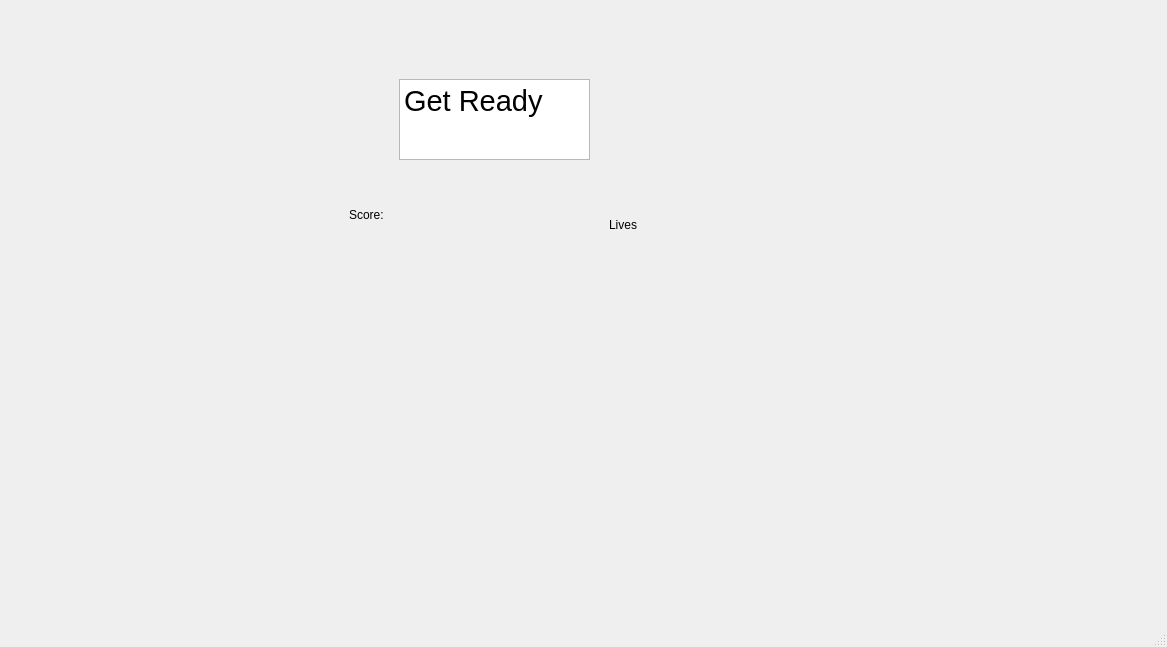
Qt form game.ui (PaulStratton56/GraulioWare) before a commit.
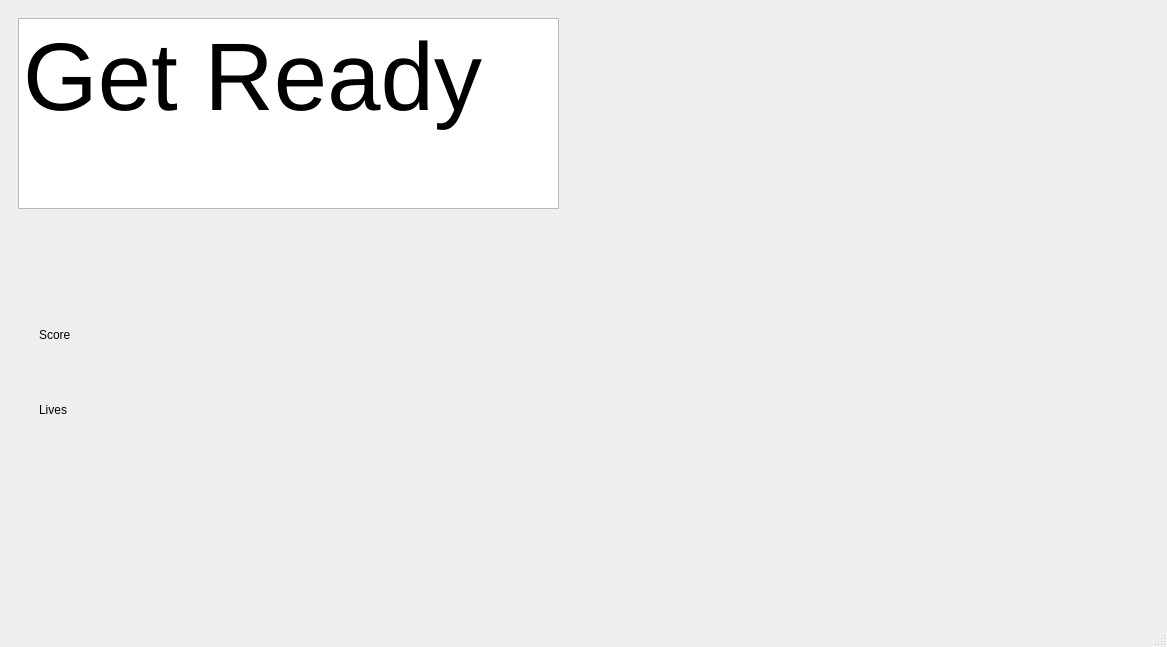
The same form after that commit. The open tabs and pages were chosen to show the change.

```diff
--- a/game.ui
+++ b/game.ui
@@ -36,52 +36,52 @@
        </layout>
       </widget>
       <widget class="QWidget" name="GameNav">
-       <widget class="QTextEdit" name="textEdit_3">
-        <property name="geometry">
-         <rect>
-          <x>390</x>
-          <y>70</y>
-          <width>191</width>
-          <height>81</height>
-         </rect>
-        </property>
-        <property name="html">
-         <string>&lt;!DOCTYPE HTML PUBLIC &quot;-//W3C//DTD HTML 4.0//EN&quot; &quot;http://www.w3.org/TR/REC-html40/strict.dtd&quot;&gt;
-&lt;html&gt;&lt;head&gt;&lt;meta name=&quot;qrichtext&quot; content=&quot;1&quot; /&gt;&lt;meta charset=&quot;utf-8&quot; /&gt;&lt;style type=&quot;text/css&quot;&gt;
-p, li { white-space: pre-wrap; }
-hr { height: 1px; border-width: 0; }
-li.unchecked::marker { content: &quot;\2610&quot;; }
-li.checked::marker { content: &quot;\2612&quot;; }
-&lt;/style&gt;&lt;/head&gt;&lt;body style=&quot; font-family:'Segoe UI'; font-size:9pt; font-weight:400; font-style:normal;&quot;&gt;
-&lt;p style=&quot; margin-top:0px; margin-bottom:0px; margin-left:0px; margin-right:0px; -qt-block-indent:0; text-indent:0px;&quot;&gt;&lt;span style=&quot; font-size:22pt;&quot;&gt;Get Ready&lt;/span&gt;&lt;/p&gt;&lt;/body&gt;&lt;/html&gt;</string>
-        </property>
-       </widget>
        <widget class="QLabel" name="Score">
         <property name="geometry">
          <rect>
-          <x>340</x>
-          <y>170</y>
-          <width>181</width>
-          <height>71</height>
+          <x>30</x>
+          <y>300</y>
+          <width>111</width>
+          <height>51</height>
          </rect>
         </property>
         <property name="text">
-         <string>Score:</string>
+         <string>Score</string>
         </property>
        </widget>
        <widget class="QLabel" name="Lives">
         <property name="geometry">
          <rect>
-          <x>600</x>
-          <y>190</y>
-          <width>101</width>
-          <height>51</height>
+          <x>30</x>
+          <y>370</y>
+          <width>81</width>
+          <height>61</height>
          </rect>
         </property>
         <property name="text">
          <string>Lives</string>
         </property>
        </widget>
+       <widget class="QTextBrowser" name="textBrowser">
+        <property name="geometry">
+         <rect>
+          <x>9</x>
+          <y>9</y>
+          <width>541</width>
+          <height>191</height>
+         </rect>
+        </property>
+        <property name="html">
+         <string>&lt;!DOCTYPE HTML PUBLIC &quot;-//W3C//DTD HTML 4.0//EN&quot; &quot;http://www.w3.org/TR/REC-html40/strict.dtd&quot;&gt;
+&lt;html&gt;&lt;head&gt;&lt;meta name=&quot;qrichtext&quot; content=&quot;1&quot; /&gt;&lt;meta charset=&quot;utf-8&quot; /&gt;&lt;style type=&quot;text/css&quot;&gt;
+p, li { white-space: pre-wrap; }
+hr { height: 1px; border-width: 0; }
+li.unchecked::marker { content: &quot;\2610&quot;; }
+li.checked::marker { content: &quot;\2612&quot;; }
+&lt;/style&gt;&lt;/head&gt;&lt;body style=&quot; font-family:'Segoe UI'; font-size:9pt; font-weight:400; font-style:normal;&quot;&gt;
+&lt;p style=&quot; margin-top:0px; margin-bottom:0px; margin-left:0px; margin-right:0px; -qt-block-indent:0; text-indent:0px;&quot;&gt;&lt;span style=&quot; font-size:72pt;&quot;&gt;Get Ready&lt;/span&gt;&lt;/p&gt;&lt;/body&gt;&lt;/html&gt;</string>
+        </property>
+       </widget>
       </widget>
       <widget class="QWidget" name="TypeOrder">
        <widget class="QLineEdit" name="lineEdit">
```
Left out of the diff: 178 changed lines with no effect on the pictures.
